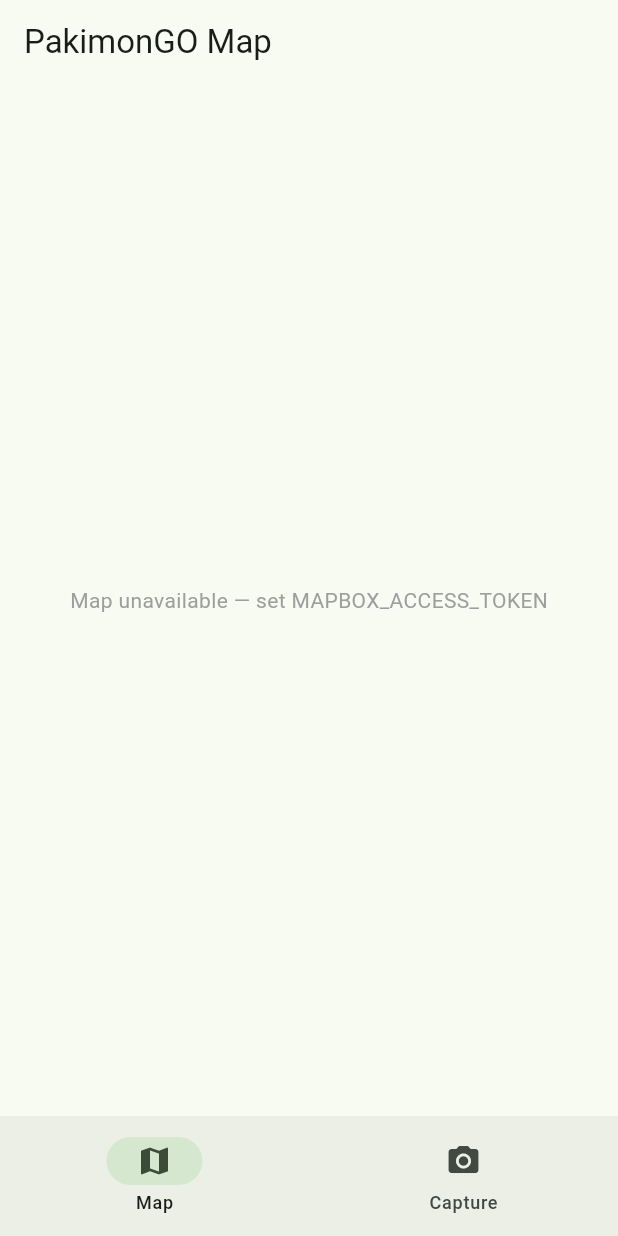
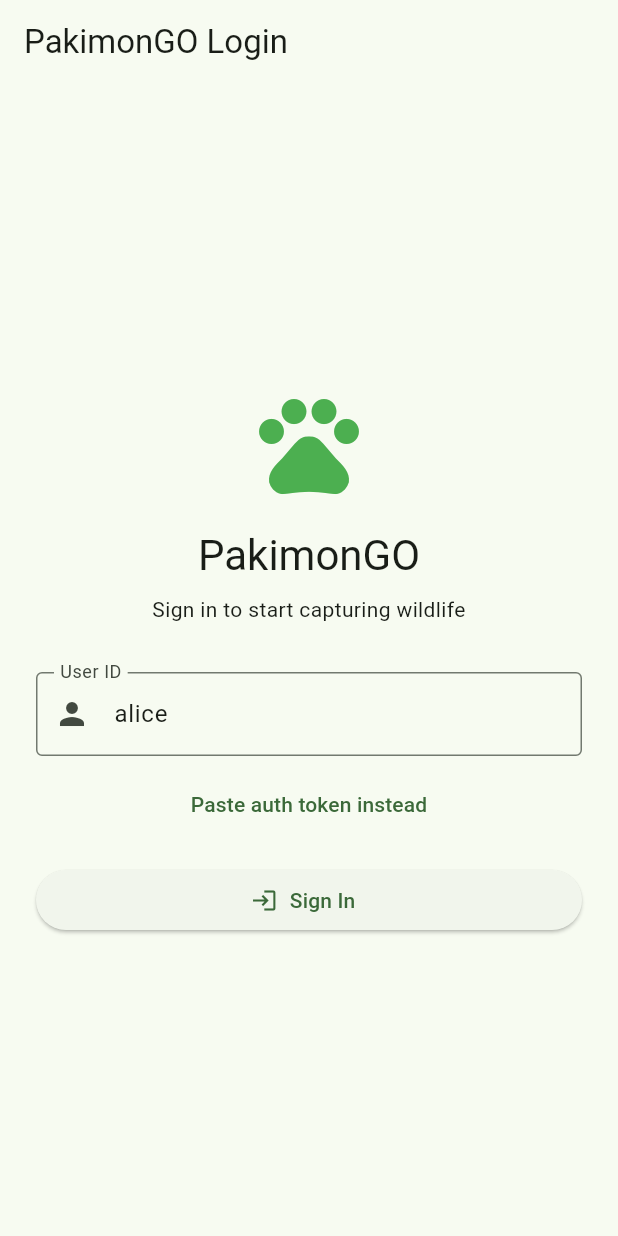
Before and after one commit to hammadshakeelai/PakimonGO, a Flutter app: the screen it shows after launch, on a phone screen of 412 x 824 dp. Run offline on Flutter 3.47's test engine with Material 3 defaults, Android fonts, the phone set to English and light mode, and no system bars; our stand-ins replace image_picker; missing offline and left inert: mapbox_maps_flutter.

Commit message:
feat: Sprint 30 — auth/onboarding UI
Login flow with AuthService, dynamic token provider, LoginScreen, AuthGate routing.
- AuthService ChangeNotifier: loginWithUserId/loginWithToken/logout
- ApiClient dynamic token provider (String Function()) replaces fixed string
- LoginScreen: user ID entry + token paste mode + getProfile verification
- AuthGate: login -> home routing, logout button in app bar
- 13 new tests (8 AuthService + 5 LoginScreen)

89 API + 61 scoring-rules + 42 Flutter = 192 tests, all passing

AI-Agent: opencode-code
AI-Work-Mode: implementation
AI-Commit-Time: 2026-07-03
Work-Package: WP-018
Requirements: FR-AUTH-*, FR-MOBILE-*
Process-Docs-Updated: CURRENT_TASK, NEXT_TASK, CURRENT_THINKING, TASK_LOG, BACKLOG, SESSION_CHECKLIST

```diff
--- /dev/null
+++ b/apps/mobile/pakimon_go_app/lib/core/auth/auth_service.dart
@@ -0,0 +1,32 @@
+import 'package:flutter/foundation.dart';
+
+import '../network/api_config.dart';
+
+class AuthService extends ChangeNotifier {
+  String? _token;
+  String? _userId;
+
+  String? get token => _token;
+  String? get userId => _userId;
+  bool get isAuthenticated => _token != null;
+
+  String get effectiveToken => _token ?? ApiConfig.authToken;
+
+  void loginWithUserId(String userId) {
+    _userId = userId;
+    _token = 'test_user_$userId';
+    notifyListeners();
+  }
+
+  void loginWithToken(String token) {
+    _token = token;
+    _userId = null;
+    notifyListeners();
+  }
+
+  void logout() {
+    _token = null;
+    _userId = null;
+    notifyListeners();
+  }
+}
--- a/apps/mobile/pakimon_go_app/lib/core/network/api_client.dart
+++ b/apps/mobile/pakimon_go_app/lib/core/network/api_client.dart
@@ -7,22 +7,22 @@ import 'api_config.dart';
 class ApiClient {
   final http.Client _client;
   final String _baseUrl;
-  final String _authToken;
+  final String Function() _tokenProvider;
 
   ApiClient({
     http.Client? client,
     String? baseUrl,
-    String? authToken,
+    String Function()? tokenProvider,
   })  : _client = client ?? http.Client(),
         _baseUrl = baseUrl ?? ApiConfig.apiBase,
-        _authToken = authToken ?? ApiConfig.authToken;
+        _tokenProvider = tokenProvider ?? (() => ApiConfig.authToken);
 
   Map<String, String> _headers({bool auth = true}) {
     final headers = <String, String>{
       'Content-Type': 'application/json',
     };
     if (auth) {
-      headers['Authorization'] = 'Bearer $_authToken';
+      headers['Authorization'] = 'Bearer ${_tokenProvider()}';
     }
     return headers;
   }
@@ -76,7 +76,7 @@ class ApiClient {
     final uri = Uri.parse('$_baseUrl$path');
     final request = http.MultipartRequest('PUT', uri);
     if (auth) {
-      request.headers['Authorization'] = 'Bearer $_authToken';
+      request.headers['Authorization'] = 'Bearer ${_tokenProvider()}';
     }
     request.files.add(http.MultipartFile.fromBytes(
       'file',
--- /dev/null
+++ b/apps/mobile/pakimon_go_app/lib/features/auth/presentation/login_screen.dart
@@ -0,0 +1,146 @@
+import 'package:flutter/material.dart';
+
+import '../../../core/auth/auth_service.dart';
+import '../../../core/network/api_client.dart';
+import '../../capture/data/capture_repository.dart';
+
+class LoginScreen extends StatefulWidget {
+  final AuthService authService;
+  final void Function()? onLoginComplete;
+
+  const LoginScreen({
+    super.key,
+    required this.authService,
+    this.onLoginComplete,
+  });
+
+  @override
+  State<LoginScreen> createState() => _LoginScreenState();
+}
+
+class _LoginScreenState extends State<LoginScreen> {
+  final _userIdCtrl = TextEditingController(text: 'alice');
+  final _tokenCtrl = TextEditingController();
+  bool _useToken = false;
+  String _status = '';
+  bool _loading = false;
+
+  Future<void> _login() async {
+    setState(() {
+      _loading = true;
+      _status = '';
+    });
+
+    try {
+      if (_useToken) {
+        widget.authService.loginWithToken(_tokenCtrl.text.trim());
+      } else {
+        widget.authService.loginWithUserId(_userIdCtrl.text.trim());
+      }
+
+      final repo = CaptureRepository(
+        client: ApiClient(
+          tokenProvider: () => widget.authService.effectiveToken,
+        ),
+      );
+      await repo.getProfile();
+
+      if (mounted) {
+        setState(() => _status = 'Logged in');
+        widget.onLoginComplete?.call();
+      }
+    } on ApiException catch (e) {
+      setState(() => _status = 'API error: ${e.message}');
+    } catch (e) {
+      setState(() => _status = 'Connection error: $e');
+    } finally {
+      if (mounted) setState(() => _loading = false);
+    }
+  }
+
+  @override
+  void dispose() {
+    _userIdCtrl.dispose();
+    _tokenCtrl.dispose();
+    super.dispose();
+  }
+
+  @override
+  Widget build(BuildContext context) {
+    return Scaffold(
+      appBar: AppBar(title: const Text('PakimonGO Login')),
+      body: Padding(
+        padding: const EdgeInsets.all(24),
+        child: Column(
+          mainAxisAlignment: MainAxisAlignment.center,
+          crossAxisAlignment: CrossAxisAlignment.stretch,
+          children: [
+            const Icon(Icons.pets, size: 80, color: Colors.green),
+            const SizedBox(height: 16),
+            Text(
+              'PakimonGO',
+              style: Theme.of(context).textTheme.headlineMedium,
+              textAlign: TextAlign.center,
+            ),
+            const SizedBox(height: 8),
+            Text(
+              'Sign in to start capturing wildlife',
+              style: Theme.of(context).textTheme.bodyMedium,
+              textAlign: TextAlign.center,
+            ),
+            const SizedBox(height: 32),
+            if (!_useToken) ...[
+              TextField(
+                controller: _userIdCtrl,
+                decoration: const InputDecoration(
+                  labelText: 'User ID',
+                  hintText: 'Enter your user ID (e.g. alice)',
+                  prefixIcon: Icon(Icons.person),
+                  border: OutlineInputBorder(),
+                ),
+              ),
+            ] else ...[
+              TextField(
+                controller: _tokenCtrl,
+                decoration: const InputDecoration(
+                  labelText: 'Auth Token',
+                  hintText: 'Paste your auth token',
+                  prefixIcon: Icon(Icons.key),
+                  border: OutlineInputBorder(),
+                ),
+              ),
+            ],
+            const SizedBox(height: 8),
+            TextButton(
+              onPressed: () => setState(() => _useToken = !_useToken),
+              child: Text(_useToken
+                  ? 'Use User ID instead'
+                  : 'Paste auth token instead'),
+            ),
+            const SizedBox(height: 16),
+            ElevatedButton.icon(
+              onPressed: _loading ? null : _login,
+              icon: _loading
+                  ? const SizedBox(
+                      width: 18,
+                      height: 18,
+                      child: CircularProgressIndicator(strokeWidth: 2),
+                    )
+                  : const Icon(Icons.login),
+              label: Text(_loading ? 'Signing in...' : 'Sign In'),
+            ),
+            if (_status.isNotEmpty) ...[
+              const SizedBox(height: 16),
+              Card(
+                child: Padding(
+                  padding: const EdgeInsets.all(12),
+                  child: Text(_status),
+                ),
+              ),
+            ],
+          ],
+        ),
+      ),
+    );
+  }
+}
--- a/apps/mobile/pakimon_go_app/lib/main.dart
+++ b/apps/mobile/pakimon_go_app/lib/main.dart
@@ -1,7 +1,11 @@
 import 'package:flutter/material.dart';
 import 'package:mapbox_maps_flutter/mapbox_maps_flutter.dart';
 
+import 'core/auth/auth_service.dart';
 import 'core/config/app_config.dart';
+import 'core/network/api_client.dart';
+import 'features/auth/presentation/login_screen.dart';
+import 'features/capture/data/capture_repository.dart';
 import 'features/capture/presentation/capture_screen.dart';
 import 'features/capture/presentation/default_capture_media_service.dart';
 import 'features/map/presentation/map_screen.dart';
@@ -13,11 +17,13 @@ void main() {
     MapboxOptions.setAccessToken(AppConfig.mapboxAccessToken);
   }
 
-  runApp(const PakimonGoApp());
+  runApp(PakimonGoApp());
 }
 
 class PakimonGoApp extends StatelessWidget {
-  const PakimonGoApp({super.key});
+  PakimonGoApp({super.key});
+
+  final AuthService _authService = AuthService();
 
   @override
   Widget build(BuildContext context) {
@@ -28,13 +34,71 @@ class PakimonGoApp extends StatelessWidget {
         colorScheme: ColorScheme.fromSeed(seedColor: Colors.green),
         useMaterial3: true,
       ),
-      home: const HomeScreen(),
+      home: _AuthGate(authService: _authService),
+    );
+  }
+}
+
+class _AuthGate extends StatefulWidget {
+  final AuthService authService;
+
+  const _AuthGate({required this.authService});
+
+  @override
+  State<_AuthGate> createState() => _AuthGateState();
+}
+
+class _AuthGateState extends State<_AuthGate> {
+  late ApiClient _apiClient;
+
+  @override
+  void initState() {
+    super.initState();
+    _apiClient = ApiClient(
+      tokenProvider: () => widget.authService.effectiveToken,
+    );
+    widget.authService.addListener(_onAuthChanged);
+  }
+
+  @override
+  void dispose() {
+    widget.authService.removeListener(_onAuthChanged);
+    _apiClient.close();
+    super.dispose();
+  }
+
+  void _onAuthChanged() {
+    setState(() {});
+  }
+
+  @override
+  Widget build(BuildContext context) {
+    if (!widget.authService.isAuthenticated) {
+      return LoginScreen(
+        authService: widget.authService,
+        onLoginComplete: () {
+          _apiClient = ApiClient(
+            tokenProvider: () => widget.authService.effectiveToken,
+          );
+        },
+      );
+    }
+    return HomeScreen(
+      authService: widget.authService,
+      apiClient: _apiClient,
     );
   }
 }
 
 class HomeScreen extends StatefulWidget {
-  const HomeScreen({super.key});
+  final AuthService authService;
+  final ApiClient apiClient;
+
+  const HomeScreen({
+    super.key,
+    required this.authService,
+    required this.apiClient,
+  });
 
   @override
   State<HomeScreen> createState() => _HomeScreenState();
@@ -45,19 +109,34 @@ class _HomeScreenState extends State<HomeScreen> {
 
   late final List<Widget> _screens = [
     const MapScreen(),
-    CaptureScreen(mediaService: createDefaultMediaService()),
+    CaptureScreen(
+      mediaService: createDefaultMediaService(),
+      repository: CaptureRepository(client: widget.apiClient),
+    ),
   ];
 
   @override
   Widget build(BuildContext context) {
     return Scaffold(
+      appBar: AppBar(
+        title: const Text('PakimonGO'),
+        actions: [
+          IconButton(
+            icon: const Icon(Icons.logout),
+            onPressed: () {
+              widget.authService.logout();
+            },
+          ),
+        ],
+      ),
       body: _screens[_currentIndex],
       bottomNavigationBar: NavigationBar(
         selectedIndex: _currentIndex,
         onDestinationSelected: (i) => setState(() => _currentIndex = i),
         destinations: const [
           NavigationDestination(icon: Icon(Icons.map), label: 'Map'),
-          NavigationDestination(icon: Icon(Icons.camera_alt), label: 'Capture'),
+          NavigationDestination(
+              icon: Icon(Icons.camera_alt), label: 'Capture'),
         ],
       ),
     );
```
Also changed, not shown: 11 other files.
